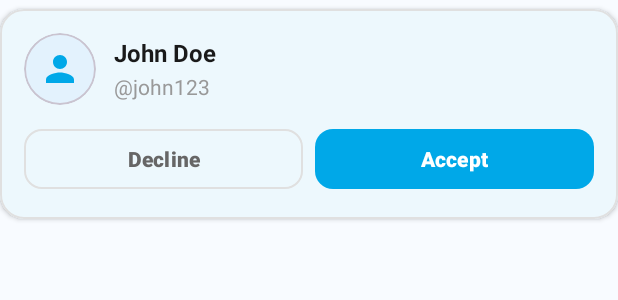
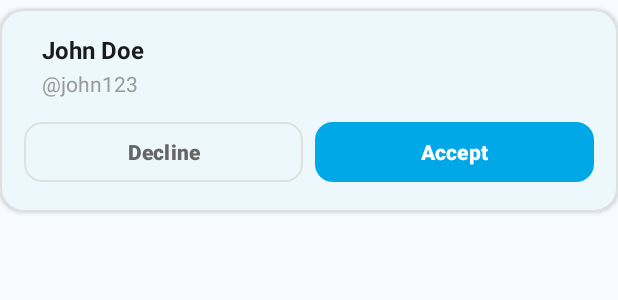
Before and after one commit to mrniteshray/ChatiFy, an Android app: the layout item_friend_request.xml on its own in the app's theme, with its tools: preview values and no code run, on a phone screen of 412 x 824 dp. Shown: the top 300 px of the screen. Run offline under Robolectric (Android 15) with nearby library versions, the phone set to English and light mode, and no system bars.

Commit message:
Fix issues

```diff
--- a/app/src/main/res/layout/item_friend_request.xml
+++ b/app/src/main/res/layout/item_friend_request.xml
@@ -16,34 +16,9 @@
         android:orientation="vertical"
         android:padding="16dp">
 
-        <!-- User Info Row -->
-        <LinearLayout
-            android:layout_width="match_parent"
-            android:layout_height="wrap_content"
-            android:orientation="horizontal"
-            android:gravity="center_vertical">
-
-            <!-- User Icon -->
-            <com.google.android.material.card.MaterialCardView
-                android:id="@+id/cvUserIcon"
-                android:layout_width="48dp"
-                android:layout_height="48dp"
-                app:cardCornerRadius="24dp"
-                app:cardElevation="0dp"
-                app:cardBackgroundColor="@color/sky_blue_light">
-
-                <ImageView
-                    android:layout_width="28dp"
-                    android:layout_height="28dp"
-                    android:layout_gravity="center"
-                    android:src="@drawable/ic_person"
-                    app:tint="@color/sky_blue_primary" />
-
-            </com.google.android.material.card.MaterialCardView>
-
             <!-- User Info -->
             <LinearLayout
-                android:layout_width="0dp"
+                android:layout_width="match_parent"
                 android:layout_height="wrap_content"
                 android:layout_weight="1"
                 android:layout_marginStart="12dp"
@@ -70,9 +45,6 @@
                     android:layout_marginTop="2dp" />
 
             </LinearLayout>
-
-        </LinearLayout>
-
         <!-- Buttons Row -->
         <LinearLayout
             android:layout_width="match_parent"
@@ -107,9 +79,7 @@
                 android:textSize="14sp"
                 app:backgroundTint="@color/sky_blue_primary"
                 app:cornerRadius="12dp" />
-
         </LinearLayout>
-
     </LinearLayout>
 
 </com.google.android.material.card.MaterialCardView>
```
Also changed, not shown: app/src/main/java/com/niteshray/xapps/chatify/feature/home/data/repository/HomeRepositoryImpl.kt (+19 -7 lines), app/src/main/java/com/niteshray/xapps/chatify/feature/home/presentation/HomeFragment.kt (+23 -3 lines), 1 other file.
